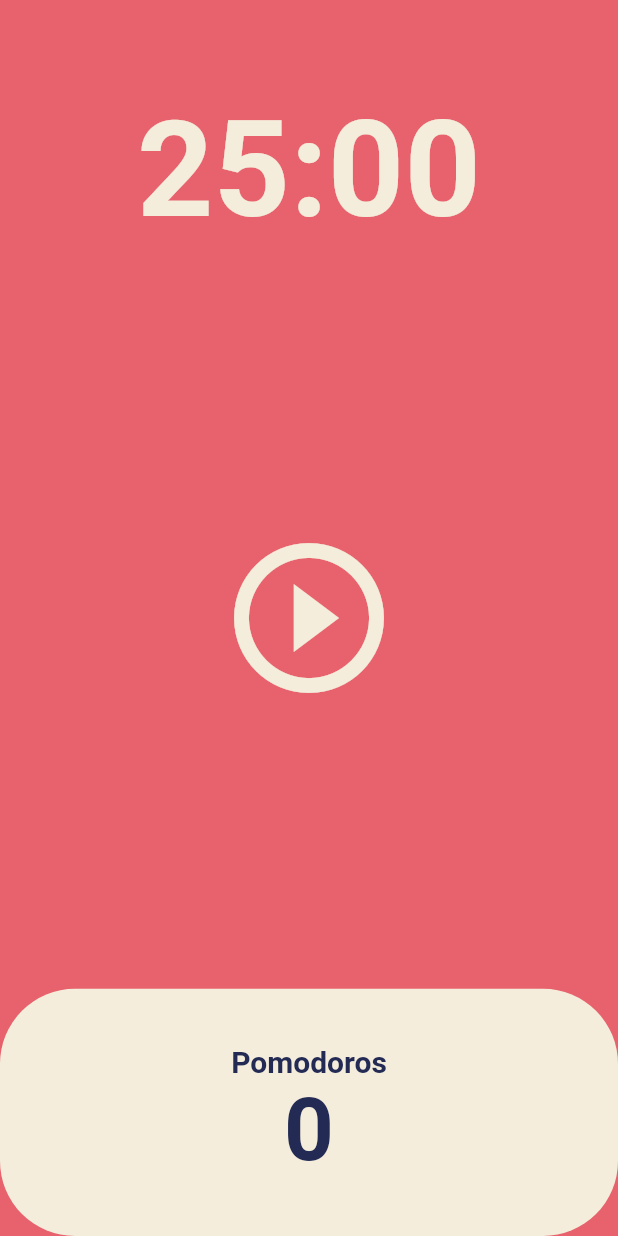
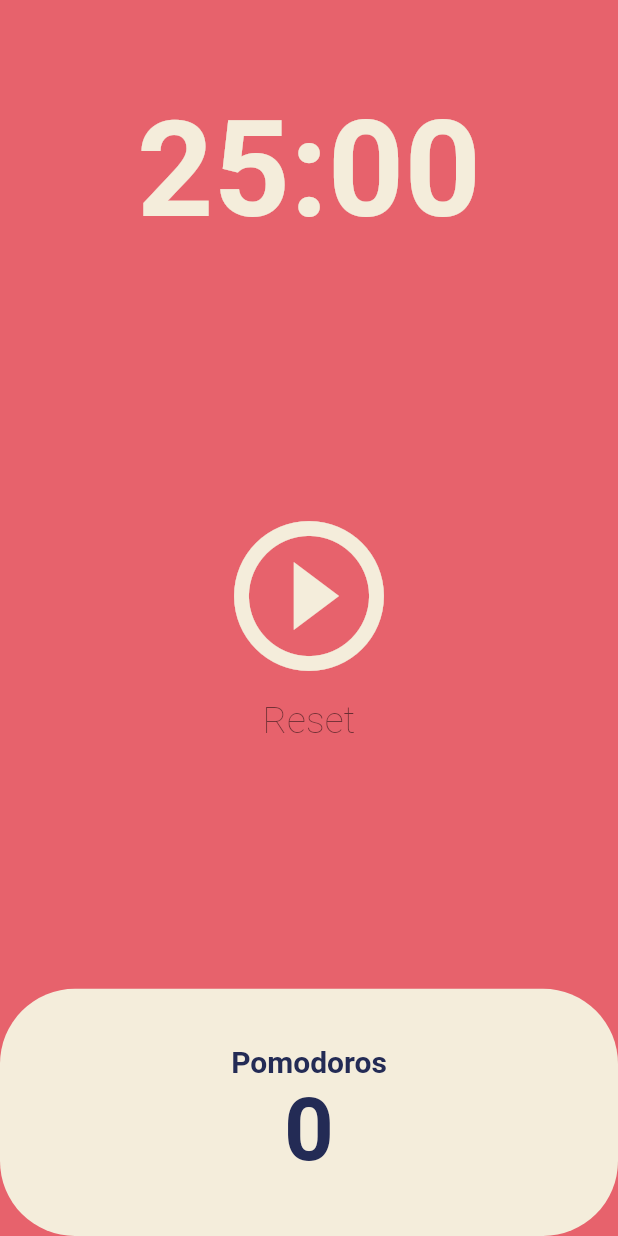
Before and after one commit to dev-seonhan/project_flutter, a Flutter app: the screen it shows after launch, on a phone screen of 412 x 824 dp. Run offline on Flutter 3.47's test engine with Material 2 defaults, Android fonts, the light colour scheme and no system bars.

Commit message:
[pomodoro] Timer : Reset 기능 추가

```diff
--- a/pomodoro/lib/screens/home_screen.dart
+++ b/pomodoro/lib/screens/home_screen.dart
@@ -1,5 +1,6 @@
 import 'dart:async';
 
+import 'package:flutter/gestures.dart';
 import 'package:flutter/material.dart';
 
 class HomeScreen extends StatefulWidget {
@@ -63,6 +64,16 @@ class _HomeScreenState extends State<HomeScreen> {
     });
   }
 
+  void onResetClick() {
+    setState(() {
+      isRunning = false;
+      totalSeconds = twentyFiveMinutes;
+      totalPomodoros = 0;
+    });
+
+    timer.cancel();
+  }
+
   String format(int seconds) {
     var duration = Duration(seconds: seconds);
     return duration.toString().split(".").first.substring(2, 7);
@@ -91,13 +102,30 @@ class _HomeScreenState extends State<HomeScreen> {
           Flexible(
             flex: 3,
             child: Center(
-              child: IconButton(
+              child: Column(
+                mainAxisAlignment: MainAxisAlignment.center,
+                children: [
+                  IconButton(
                     iconSize: 120,
                     color: Theme.of(context).cardColor,
                     onPressed: isRunning ? onPausePressed : onStartPressed,
                     icon: Icon(isRunning
                         ? Icons.pause_circle_outline
                         : Icons.play_circle_outline),
+                  ),
+                  RichText(
+                    text: TextSpan(
+                      text: 'Reset',
+                      style: TextStyle(
+                        fontSize: 25,
+                        fontWeight: FontWeight.w200,
+                        color: Theme.of(context).textTheme.headline2!.color,
+                      ),
+                      recognizer: TapGestureRecognizer()
+                        ..onTap = () => onResetClick(),
+                    ),
+                  ),
+                ],
               ),
             ),
           ),
```
Lines whose indentation alone changed are shown as unchanged.
